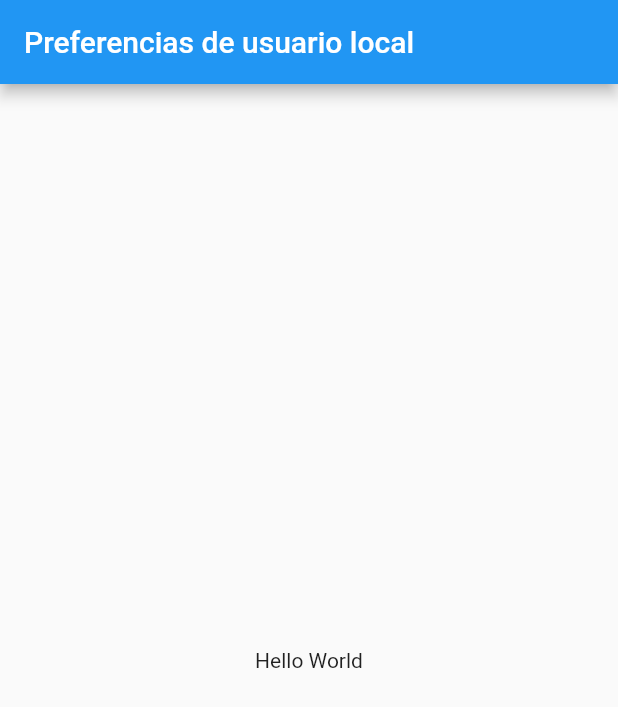
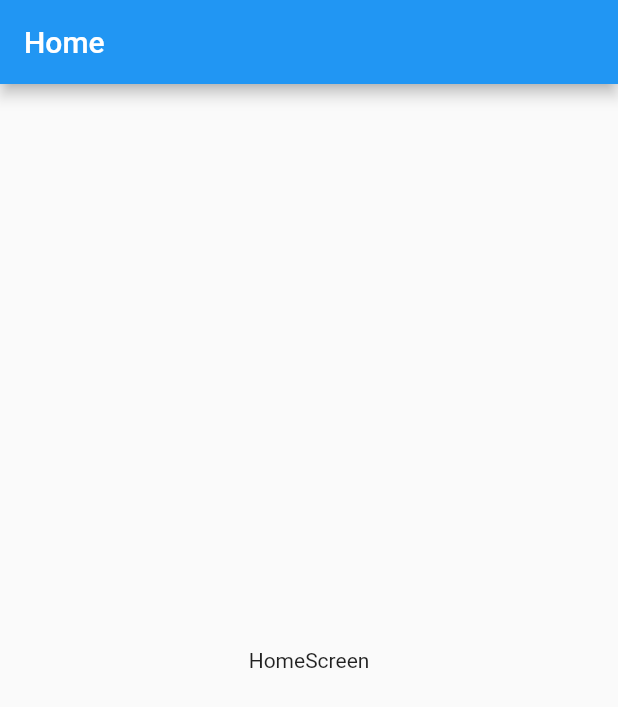
Before and after one commit to Roberthrjr/user_preferences_app, a Flutter app: the screen it shows after launch, on a phone screen of 412 x 824 dp. Shown: the top 707 px of the screen. Run offline on Flutter 3.47's test engine with Material 2 defaults, Android fonts, the phone set to English and light mode, and no system bars.

Commit message:
Creacion de pantallas, Home & Settings, para la inicialización del proyecto

```diff
--- a/lib/main.dart
+++ b/lib/main.dart
@@ -1,23 +1,21 @@
 import 'package:flutter/material.dart';
+import 'package:user_preferences_app/screens/screens.dart';
 
-void main() => runApp(MyApp());
+void main() => runApp(const MyApp());
 
 class MyApp extends StatelessWidget {
+  const MyApp({Key? key}) : super(key: key);
+
   @override
   Widget build(BuildContext context) {
     return MaterialApp(
       title: 'Material App',
       debugShowCheckedModeBanner: false,
-      home: Scaffold(
-        appBar: AppBar(
-          title: Text('Preferencias de usuario local'),
-        ),
-        body: Center(
-          child: Container(
-            child: Text('Hello World'),
-          ),
-        ),
-      ),
+      initialRoute: HomeScreen.routerName,
+      routes: {
+        HomeScreen.routerName: (_) => const HomeScreen(),
+        SettingsScreen.routerName: (_) => const SettingsScreen(),
+      },
     );
   }
 }
--- /dev/null
+++ b/lib/screens/home_screen.dart
@@ -0,0 +1,19 @@
+import 'package:flutter/material.dart';
+
+class HomeScreen extends StatelessWidget {
+  static const String routerName = 'Home';
+
+  const HomeScreen({Key? key}) : super(key: key);
+
+  @override
+  Widget build(BuildContext context) {
+    return Scaffold(
+      appBar: AppBar(
+        title: const Text('Home'),
+      ),
+      body: const Center(
+        child: Text('HomeScreen'),
+      ),
+    );
+  }
+}
--- /dev/null
+++ b/lib/screens/screens.dart
@@ -0,0 +1,2 @@
+export 'package:user_preferences_app/screens/home_screen.dart';
+export 'package:user_preferences_app/screens/settings_screen.dart';
```
Also changed, not shown: lib/screens/settings_screen.dart (added, +19 -0 lines), 1 other file.
